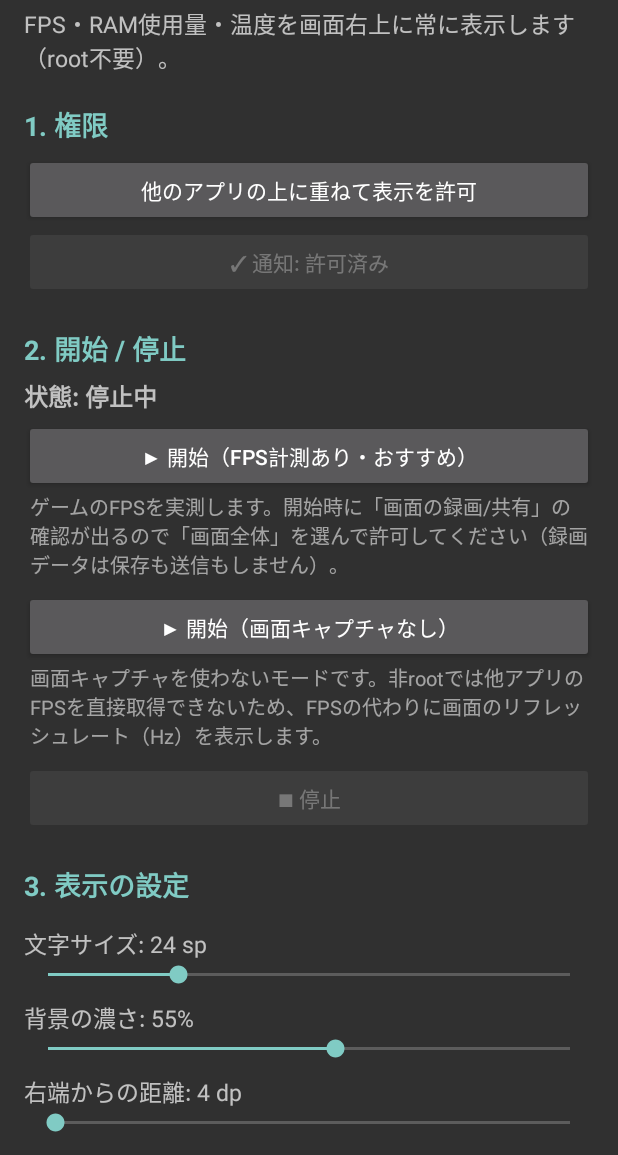
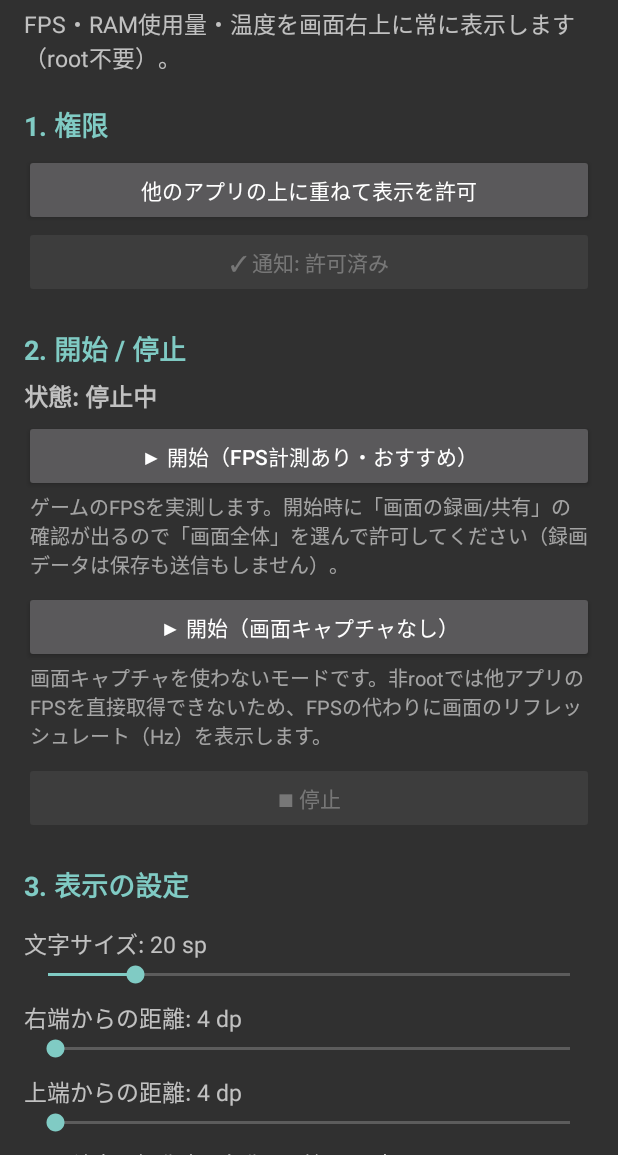
Before and after one commit to Plpp555/Apk-game, an Android app: the screen it shows after launch (MainActivity), on a phone screen of 412 x 824 dp, the part 81-1236 px from its top. Run offline under Robolectric (Android 15) with nearby library versions, the phone set to English and light mode, and no system bars.

Commit message:
Remove overlay background, shrink default text, make Hz mode zero-cost
- Overlay draws only outlined text (no translucent box); drop the
  background-opacity setting
- Default text size 24sp -> 20sp
- No-capture mode reads Display.getRefreshRate() once per second instead
  of running a Choreographer callback every VSYNC

Co-Authored-By: Claude Opus 5.5 <noreply@anthropic.com>
Claude-Session: https://claude.ai/code/session_015U5Xjsu7ZwrBDm3fUSstQX

```diff
--- a/app/src/main/java/io/github/plpp555/perfoverlay/MainActivity.java
+++ b/app/src/main/java/io/github/plpp555/perfoverlay/MainActivity.java
@@ -88,8 +88,6 @@ public class MainActivity extends Activity {
 
         bindSeekBar(R.id.seek_text_size, R.id.label_text_size, R.string.text_size, Prefs.KEY_TEXT_SIZE_SP,
                 Prefs.MIN_TEXT_SIZE_SP, Prefs.MAX_TEXT_SIZE_SP, Prefs.DEF_TEXT_SIZE_SP);
-        bindSeekBar(R.id.seek_bg_alpha, R.id.label_bg_alpha, R.string.bg_alpha, Prefs.KEY_BG_ALPHA_PCT,
-                0, 100, Prefs.DEF_BG_ALPHA_PCT);
         bindSeekBar(R.id.seek_offset_x, R.id.label_offset_x, R.string.offset_x, Prefs.KEY_OFFSET_X_DP,
                 0, Prefs.MAX_OFFSET_DP, Prefs.DEF_OFFSET_X_DP);
         bindSeekBar(R.id.seek_offset_y, R.id.label_offset_y, R.string.offset_y, Prefs.KEY_OFFSET_Y_DP,
--- a/app/src/main/java/io/github/plpp555/perfoverlay/OverlayService.java
+++ b/app/src/main/java/io/github/plpp555/perfoverlay/OverlayService.java
@@ -261,7 +261,7 @@ public class OverlayService extends Service implements SharedPreferences.OnShare
 
     private void switchToSimple() {
         releaseFpsMeter();
-        fpsMeter = new ChoreographerFpsMeter();
+        fpsMeter = new RefreshRateMeter(this);
         fpsMeter.setActive(screenOn);
         sMode = MODE_SIMPLE;
     }
@@ -321,8 +321,7 @@ public class OverlayService extends Service implements SharedPreferences.OnShare
     }
 
     private void applyStyle() {
-        overlay.setStyle(prefs.getInt(Prefs.KEY_TEXT_SIZE_SP, Prefs.DEF_TEXT_SIZE_SP),
-                prefs.getInt(Prefs.KEY_BG_ALPHA_PCT, Prefs.DEF_BG_ALPHA_PCT));
+        overlay.setStyle(prefs.getInt(Prefs.KEY_TEXT_SIZE_SP, Prefs.DEF_TEXT_SIZE_SP));
     }
 
     private void applyPosition() {
--- a/app/src/main/java/io/github/plpp555/perfoverlay/Prefs.java
+++ b/app/src/main/java/io/github/plpp555/perfoverlay/Prefs.java
@@ -6,13 +6,11 @@ import android.content.SharedPreferences;
 /** 設定値（MainActivity で編集し、OverlayService が変更を監視する）。 */
 final class Prefs {
     static final String KEY_TEXT_SIZE_SP = "text_size_sp";
-    static final String KEY_BG_ALPHA_PCT = "bg_alpha_pct";
     static final String KEY_OFFSET_X_DP = "offset_x_dp";
     static final String KEY_OFFSET_Y_DP = "offset_y_dp";
     static final String KEY_AUTOSTART = "autostart";
 
-    static final int DEF_TEXT_SIZE_SP = 24;
-    static final int DEF_BG_ALPHA_PCT = 55;
+    static final int DEF_TEXT_SIZE_SP = 20;
     static final int DEF_OFFSET_X_DP = 4;
     static final int DEF_OFFSET_Y_DP = 4;
 
--- a/app/src/main/res/layout/activity_main.xml
+++ b/app/src/main/res/layout/activity_main.xml
@@ -95,16 +95,6 @@
             android:layout_height="wrap_content" />
 
         <TextView
-            android:id="@+id/label_bg_alpha"
-            style="@style/SettingLabel" />
-
-        <SeekBar
-            android:id="@+id/seek_bg_alpha"
-            android:layout_width="match_parent"
-            android:layout_height="wrap_content"
-            android:max="100" />
-
-        <TextView
             android:id="@+id/label_offset_x"
             style="@style/SettingLabel" />
 
--- a/app/src/main/res/values/strings.xml
+++ b/app/src/main/res/values/strings.xml
@@ -23,13 +23,12 @@
 
     <string name="section_appearance">3. 表示の設定</string>
     <string name="text_size">文字サイズ: %1$d sp</string>
-    <string name="bg_alpha">背景の濃さ: %1$d%%</string>
     <string name="offset_x">右端からの距離: %1$d dp</string>
     <string name="offset_y">上端からの距離: %1$d dp</string>
     <string name="autostart">端末の起動時に自動で開始する（キャプチャなしモード）</string>
 
     <string name="section_notes">表示内容</string>
-    <string name="notes">• FPS … 画面が1秒間に更新された回数。画面が止まっていると0〜1になります。\n• Hz … キャプチャなしモードで表示される画面のリフレッシュレート。\n• RAM … 端末全体のメモリ使用量 / 総容量（GB）。\n• CPU … CPU温度。機種によってはAndroidの制限で読めないため表示されません。\n• BAT … バッテリー温度（全機種で表示）。\n\n色: 緑=良好 / 黄=注意 / 赤=高負荷・高温\n\nXiaomi(MIUI/HyperOS)などで表示されない場合は、アプリ情報の「その他の権限」で「バックグラウンドでポップアップを表示」も許可してください。電池の最適化で止まる場合は、このアプリを「制限なし」にしてください。</string>
+    <string name="notes">• FPS … 画面が1秒間に更新された回数。画面が止まっていると0〜1になります。\n• Hz … キャプチャなしモードで表示される画面のリフレッシュレート（OSの設定値を読むだけなので負荷はほぼゼロ）。\n• RAM … 端末全体のメモリ使用量 / 総容量（GB）。\n• CPU … CPU温度。機種によってはAndroidの制限で読めないため表示されません。\n• BAT … バッテリー温度（全機種で表示）。\n\n色: 緑=良好 / 黄=注意 / 赤=高負荷・高温\n\nXiaomi(MIUI/HyperOS)などで表示されない場合は、アプリ情報の「その他の権限」で「バックグラウンドでポップアップを表示」も許可してください。電池の最適化で止まる場合は、このアプリを「制限なし」にしてください。</string>
 
     <string name="channel_name">オーバーレイ表示</string>
     <string name="notif_title">PerfOverlay 表示中</string>
```
Also changed, not shown: app/src/main/java/io/github/plpp555/perfoverlay/ChoreographerFpsMeter.java (deleted, +0 -59 lines), app/src/main/java/io/github/plpp555/perfoverlay/OverlayView.java (+5 -13 lines), app/src/main/java/io/github/plpp555/perfoverlay/RefreshRateMeter.java (added, +37 -0 lines), 2 other files.
